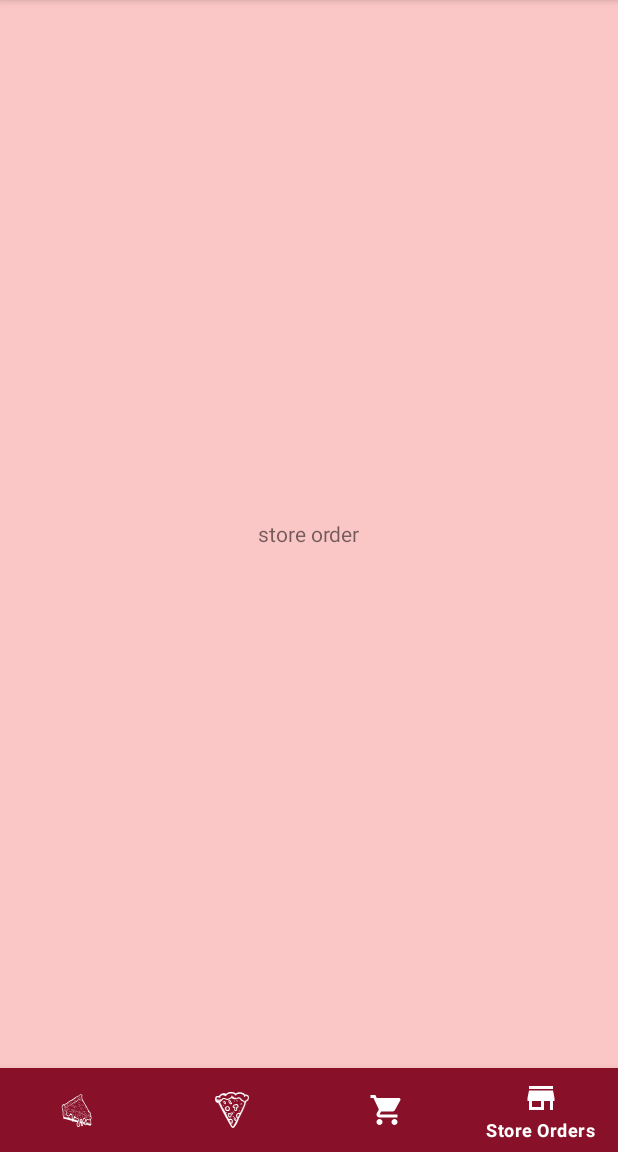
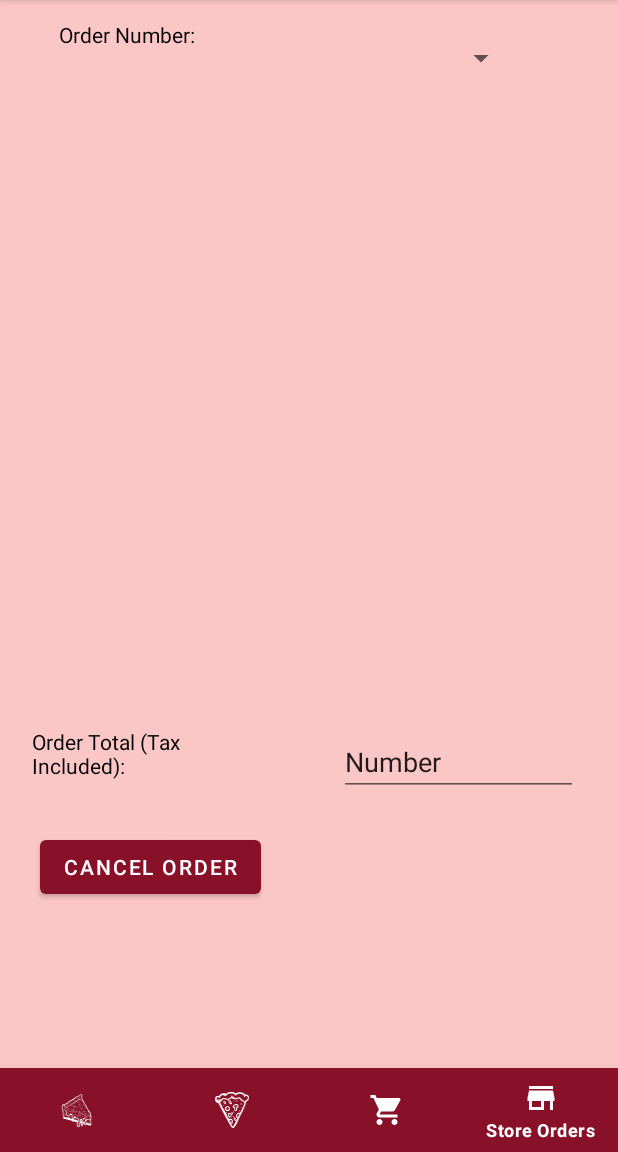
Before and after one commit to SiddhP2003/Hungry-Hungry-Pizza-Project5, an Android app: the screen it shows after launch (MainActivity), item 4 of the bottom bar chosen, on a phone screen of 412 x 824 dp, the part 84-1236 px from its top. Run offline under Robolectric (Android 15) with nearby library versions, the phone set to English and light mode, and no system bars; our stand-ins replace navigation-ui.

Commit message:
StoreOrders

```diff
--- a/app/src/main/java/com/example/project5/MainActivity.java
+++ b/app/src/main/java/com/example/project5/MainActivity.java
@@ -15,6 +15,8 @@ import androidx.navigation.ui.NavigationUI;
 import com.example.project5.databinding.ActivityMainBinding;
 import com.google.android.material.navigation.NavigationBarView;
 
+import java.util.ArrayList;
+
 public class MainActivity extends AppCompatActivity {
 
     //private ActivityMainBinding binding;
@@ -23,9 +25,10 @@ public class MainActivity extends AppCompatActivity {
     public static NewYorkStyle newYorkStyle = new NewYorkStyle();
     public static CurrentOrder currentOrder = new CurrentOrder();
     public static StoreOrders storeOrders = new StoreOrders();
-    private int currentOrderNumber = 1;
+    public static int currentOrderNumber = 1;
     public static Order order = new Order();
     public static StoreOrder allOrders = new StoreOrder();
+    public static ArrayList<String> orderNumbers = new ArrayList<>();
     @Override
     protected void onCreate(Bundle savedInstanceState) {
         super.onCreate(savedInstanceState);
@@ -61,12 +64,6 @@ public class MainActivity extends AppCompatActivity {
 
     }
 
-    public void newOrder(){
-        currentOrderNumber++;
-        order = new Order();
-        order.setOrderNumber(currentOrderNumber);
-    }
-
     public int getOrderNumber(){
         return currentOrderNumber;
     }
--- /dev/null
+++ b/app/src/main/java/com/example/project5/StoreOrderRecyclerViewAdapter.java
@@ -0,0 +1,70 @@
+package com.example.project5;
+
+import android.content.Context;
+import android.view.LayoutInflater;
+import android.view.View;
+import android.view.ViewGroup;
+import android.widget.TextView;
+
+import androidx.annotation.NonNull;
+import androidx.recyclerview.widget.RecyclerView;
+
+import java.util.ArrayList;
+
+public class StoreOrderRecyclerViewAdapter extends RecyclerView.Adapter<StoreOrderRecyclerViewAdapter.MyViewHolder>{
+
+    Context context;
+    ArrayList<CurrentOrderModel> currentOrderModels;
+    public StoreOrderRecyclerViewAdapter(Context context, ArrayList<CurrentOrderModel> currentOrderModels) {
+        this.context = context;
+        this.currentOrderModels = currentOrderModels;
+    }
+
+    @NonNull
+    @Override
+    public StoreOrderRecyclerViewAdapter.MyViewHolder onCreateViewHolder(@NonNull ViewGroup parent, int viewType) {
+        LayoutInflater inflater = LayoutInflater.from(context);
+        View view = inflater.inflate(R.layout.current_order_recycler_row,parent,false);
+        return new StoreOrderRecyclerViewAdapter.MyViewHolder(view,this);
+    }
+
+    @Override
+    public void onBindViewHolder(@NonNull StoreOrderRecyclerViewAdapter.MyViewHolder holder, int position) {
+        holder.flavorTextView.setText(currentOrderModels.get(position).getFlavor());
+        holder.styleAndCrustTextView.setText(currentOrderModels.get(position).getStyleAndCrust());
+        holder.toppingsTextView.setText(currentOrderModels.get(position).getToppings());
+        holder.sizeTextView.setText(currentOrderModels.get(position).getSize());
+        holder.priceTextView.setText(currentOrderModels.get(position).getPrice());
+    }
+
+    @Override
+    public int getItemCount() {
+        return currentOrderModels.size();
+    }
+
+    public static class MyViewHolder extends RecyclerView.ViewHolder{
+        StoreOrderRecyclerViewAdapter helperAdapter;
+        TextView flavorTextView;
+        TextView styleAndCrustTextView;
+        TextView toppingsTextView;
+        TextView sizeTextView;
+        TextView priceTextView;
+        public MyViewHolder(@NonNull View itemView, StoreOrderRecyclerViewAdapter helperAdapter ) {
+            super(itemView);
+            flavorTextView = itemView.findViewById(R.id.flavorTextView);
+            styleAndCrustTextView = itemView.findViewById(R.id.styleAndCrustTextView);
+            toppingsTextView = itemView.findViewById(R.id.toppingsTextView);
+            sizeTextView = itemView.findViewById(R.id.sizeTextView);
+            priceTextView = itemView.findViewById(R.id.priceTextView);
+            itemView.findViewById(R.id.currentOrderRemoveButton).setVisibility(View.INVISIBLE);
+            itemView.findViewById(R.id.currentOrderRemoveButton).setClickable(false);
+                    //setOnClickListener(view -> {
+//                helperAdapter.currentOrderModels.remove(getAdapterPosition());
+//                MainActivity.order.getPizzas().remove(getAdapterPosition());
+//                MainActivity.currentOrder.updateCurrentPrice();
+//                helperAdapter.notifyItemRemoved(getAdapterPosition());
+//            });
+        }
+
+    }
+}
--- a/app/src/main/java/com/example/project5/StoreOrders.java
+++ b/app/src/main/java/com/example/project5/StoreOrders.java
@@ -3,62 +3,162 @@ package com.example.project5;
 import android.os.Bundle;
 
 import androidx.fragment.app.Fragment;
+import androidx.recyclerview.widget.LinearLayoutManager;
+import androidx.recyclerview.widget.RecyclerView;
 
 import android.view.LayoutInflater;
 import android.view.View;
 import android.view.ViewGroup;
+import android.widget.AdapterView;
+import android.widget.ArrayAdapter;
+import android.widget.Button;
+import android.widget.EditText;
+import android.widget.Spinner;
+
+import java.text.DecimalFormat;
+import java.util.ArrayList;
 
 /**
  * A simple {@link Fragment} subclass.
  * Use the {@link StoreOrders#newInstance} factory method to
  * create an instance of this fragment.
  */
-public class StoreOrders extends Fragment {
-
-//    // TODO: Rename parameter arguments, choose names that match
-//    // the fragment initialization parameters, e.g. ARG_ITEM_NUMBER
-//    private static final String ARG_PARAM1 = "param1";
-//    private static final String ARG_PARAM2 = "param2";
-//
-//    // TODO: Rename and change types of parameters
-//    private String mParam1;
-//    private String mParam2;
-//
-//    public StoreOrders() {
-//        // Required empty public constructor
-//    }
-//
-//    /**
-//     * Use this factory method to create a new instance of
-//     * this fragment using the provided parameters.
-//     *
-//     * @param param1 Parameter 1.
-//     * @param param2 Parameter 2.
-//     * @return A new instance of fragment StoreOrders.
-//     */
-//    // TODO: Rename and change types and number of parameters
-//    public static StoreOrders newInstance(String param1, String param2) {
-//        StoreOrders fragment = new StoreOrders();
-//        Bundle args = new Bundle();
-//        args.putString(ARG_PARAM1, param1);
-//        args.putString(ARG_PARAM2, param2);
-//        fragment.setArguments(args);
-//        return fragment;
-//    }
-//
-//    @Override
-//    public void onCreate(Bundle savedInstanceState) {
-//        super.onCreate(savedInstanceState);
-//        if (getArguments() != null) {
-//            mParam1 = getArguments().getString(ARG_PARAM1);
-//            mParam2 = getArguments().getString(ARG_PARAM2);
-//        }
-//    }
+public class StoreOrders extends Fragment implements AdapterView.OnItemSelectedListener, View.OnClickListener {
+    Spinner storeOrderSpinner;
+    RecyclerView storeOrderRecyclerView;
+    EditText storeOrderOrderTotal;
+    Button cancelOrderButton;
+    ArrayAdapter<String> storeOrderAdapter;
+    StoreOrderRecyclerViewAdapter storeOrderRecyclerAdapter;
+    ArrayList<CurrentOrderModel> storeOrderModels = new ArrayList<>();
+    private final DecimalFormat format = new DecimalFormat("#.##");
 
     @Override
     public View onCreateView(LayoutInflater inflater, ViewGroup container,
                              Bundle savedInstanceState) {
-        // Inflate the layout for this fragment
-        return inflater.inflate(R.layout.fragment_store_orders, container, false);
+        super.onCreate(savedInstanceState);
+        View view = inflater.inflate(R.layout.fragment_store_orders, container, false);
+        storeOrderSpinner = view.findViewById(R.id.storeOrderSpinner);
+        storeOrderAdapter = new ArrayAdapter<String>(this.getActivity(), androidx.appcompat.R.layout.support_simple_spinner_dropdown_item, MainActivity.orderNumbers);
+        storeOrderRecyclerView = view.findViewById(R.id.storeOrderRecyclerView);
+        storeOrderOrderTotal = view.findViewById(R.id.storeOrderOrderTotal);
+        cancelOrderButton = view.findViewById(R.id.cancelOrderButton);
+        if(MainActivity.orderNumbers.size() > 0) {
+            storeOrderModels.clear();
+            setUpStoreOrderModels(new Integer(MainActivity.orderNumbers.get(0)));
+           // storeOrderOrderTotal.setText("$"+format.format(getSpecificOrder(Integer.valueOf(MainActivity.orderNumbers.get(0))).getOrderTotal()));
+        }
+       storeOrderRecyclerAdapter = new StoreOrderRecyclerViewAdapter(this.getActivity(),storeOrderModels);
+        storeOrderRecyclerView.setAdapter(storeOrderRecyclerAdapter);
+        storeOrderRecyclerView.setLayoutManager(new LinearLayoutManager(this.getActivity()));
+        storeOrderSpinner.setOnItemSelectedListener(this);
+        storeOrderSpinner.setAdapter(storeOrderAdapter);
+        cancelOrderButton.setOnClickListener(this);
+        return view;
+    }
+
+    @Override
+    public void onClick(View view) {
+        if(MainActivity.orderNumbers.size() > 0) {
+            cancelOrder();
+        }
+    }
+
+    @Override
+    public void onResume(){
+       if(MainActivity.orderNumbers.size() > 0) {
+            setOrderTotalText();
+        }
+        super.onResume();
+
+    }
+
+    @Override
+    public void onItemSelected(AdapterView<?> adapterView, View view, int i, long l) {
+            storeOrderModels.clear();
+     //   storeOrderRecyclerAdapter.notifyAll();
+//        for(int i = 0; i < MainActivity.order.getPizzas().size(); i++){
+//            currentOrderAdapter.currentOrderModels.remove(0);
+//            currentOrderAdapter.notifyItemRemoved(0);
+//        }
+        setUpStoreOrderModels(Integer.valueOf(storeOrderSpinner.getSelectedItem().toString()));
+        storeOrderRecyclerAdapter.notifyDataSetChanged();
+        setOrderTotalText();
+       // storeOrderModels.notifyAll();
+    }
+
+    public void setOrderTotalText(){
+        storeOrderOrderTotal.setText("$"+format.format(getSpecificOrder(Integer.valueOf(storeOrderSpinner.getSelectedItem().toString())).getOrderTotal()));
+    }
+
+    @Override
+    public void onNothingSelected(AdapterView<?> adapterView) {
+        storeOrderOrderTotal.setText("");
+    }
+
+    public Order getSpecificOrder(int orderNumber){
+        for(int i =0; i <MainActivity.allOrders.getOrders().size(); i++){
+            if(MainActivity.allOrders.getOrders().get(i).getNumber() == orderNumber){
+                return MainActivity.allOrders.getOrders().get(i);
+            }
+        }
+        return null;
+    }
+
+    public void removeSpecificOrder(int orderNumber){
+        for(int i =0; i < MainActivity.allOrders.getOrders().size(); i++){
+            if(MainActivity.allOrders.getOrders().get(i).getNumber() == orderNumber){
+                MainActivity.allOrders.getOrders().remove(MainActivity.allOrders.getOrders().get(i));
+            }
+        }
+    }
+
+    public void cancelOrder(){
+        DecimalFormat format = new DecimalFormat("#.##");
+        int orderNumber = Integer.parseInt(storeOrderSpinner.getSelectedItem().toString());
+        //MainActivity.orderNumbers.remove(storeOrderSpinner.getSelectedItem().toString());
+        storeOrderAdapter.remove(storeOrderSpinner.getSelectedItem().toString());
+        storeOrderSpinner.setAdapter(storeOrderAdapter);
+        storeOrderModels.clear();
+        storeOrderRecyclerAdapter.notifyDataSetChanged();
+        if(MainActivity.orderNumbers.size() > 0) {
+            setUpStoreOrderModels(Integer.valueOf(storeOrderSpinner.getSelectedItem().toString()));
+            storeOrderRecyclerAdapter.notifyDataSetChanged();
+            setOrderTotalText();
+        }
+        else{
+            storeOrderOrderTotal.setText("");
+        }
+        //orderNumberComboBox.getItems().remove(orderNumberComboBox.getSelectionModel().getSelectedItem());
+        //ordersListView.getItems().clear();
+        removeSpecificOrder(orderNumber);
+
+      //  orderTotalTextField.setText("");
+    }
+
+
+    private void setUpStoreOrderModels(int orderNumber){
+//        if(currentOrderAdapter.currentOrderModels.size() != MainActivity.order.getPizzas().size() && currentOrderAdapter.currentOrderModels.size() != 0) {
+
+        Order selectedOrder = getSpecificOrder(orderNumber);
+        for (int i = 0; i < selectedOrder.getPizzas().size(); i++) {
+            String flavor = selectedOrder.getPizzas().get(i).getFlavor();
+            String style = "";
+            String styleAndCrust;
+            String toppings = "";
+            String size;
+            String price;
+            style = selectedOrder.getPizzas().get(i).getStyle();
+            styleAndCrust = "(" + style +
+                    " - " + selectedOrder.getPizzas().get(i).getCrust() + ")";
+            for (int j = 0; j < selectedOrder.getPizzas().get(i).getToppings().size(); j++) {
+                toppings = toppings.concat(selectedOrder.getPizzas().get(i).getToppings().get(j) + ", ");
+            }
+            size = selectedOrder.getPizzas().get(i).getSize().name();
+            price = "$" + format.format(selectedOrder.getPizzas().get(i).price());
+            storeOrderModels.add(new CurrentOrderModel(flavor, styleAndCrust, toppings, size, price));
+
+        }
+        //    }
     }
 }
--- a/app/src/main/res/layout/fragment_store_orders.xml
+++ b/app/src/main/res/layout/fragment_store_orders.xml
@@ -1,5 +1,6 @@
 <?xml version="1.0" encoding="utf-8"?>
 <RelativeLayout xmlns:android="http://schemas.android.com/apk/res/android"
+    xmlns:app="http://schemas.android.com/apk/res-auto"
     xmlns:tools="http://schemas.android.com/tools"
     android:layout_width="match_parent"
     android:layout_height="match_parent"
@@ -7,10 +8,92 @@
     tools:context=".StoreOrders">
 
     <!-- TODO: Update blank fragment layout -->
-    <TextView
-        android:layout_width="wrap_content"
-        android:layout_height="wrap_content"
-        android:layout_centerInParent="true"
-        android:text="store order" />
+    <androidx.constraintlayout.widget.ConstraintLayout
+        android:layout_width="match_parent"
+        android:layout_height="match_parent">
+
+        <TextView
+            android:id="@+id/storeOrderOrderNumberHeader"
+            android:layout_width="143dp"
+            android:layout_height="31dp"
+            android:layout_marginStart="26dp"
+            android:layout_marginTop="28dp"
+            android:layout_marginBottom="20dp"
+            android:text="@string/AllOrderNumber"
+            android:textColor="@color/black"
+            app:layout_constraintBottom_toTopOf="@+id/storeOrderRecyclerView"
+            app:layout_constraintEnd_toStartOf="@+id/storeOrderSpinner"
+            app:layout_constraintStart_toStartOf="parent"
+            app:layout_constraintTop_toTopOf="parent" />
+
+        <Spinner
+            android:id="@+id/storeOrderSpinner"
+            android:layout_width="149dp"
+            android:layout_height="30dp"
+            android:layout_marginTop="24dp"
+            android:layout_marginEnd="54dp"
+            android:layout_marginBottom="31dp"
+            app:layout_constraintBottom_toTopOf="@+id/storeOrderRecyclerView"
+            app:layout_constraintEnd_toEndOf="parent"
+            app:layout_constraintStart_toEndOf="@+id/storeOrderOrderNumberHeader"
+            app:layout_constraintTop_toTopOf="parent"
+            app:layout_constraintVertical_bias="0.0" />
+
+        <androidx.recyclerview.widget.RecyclerView
+            android:id="@+id/storeOrderRecyclerView"
+            android:layout_width="413dp"
+            android:layout_height="352dp"
+            android:layout_marginStart="1dp"
+            android:layout_marginTop="20dp"
+            android:layout_marginBottom="50dp"
+            app:layout_constraintBottom_toTopOf="@+id/storeOrderOrderTotal"
+            app:layout_constraintEnd_toEndOf="parent"
+            app:layout_constraintStart_toStartOf="parent"
+            app:layout_constraintTop_toBottomOf="@+id/storeOrderOrderNumberHeader" />
+
+        <TextView
+            android:id="@+id/storeOrderOrderTotalHeader"
+            android:layout_width="155dp"
+            android:layout_height="42dp"
+            android:layout_marginStart="26dp"
+            android:layout_marginTop="40dp"
+            android:layout_marginEnd="39dp"
+            android:layout_marginBottom="20dp"
+            android:text="@string/AllOrderTotal"
+            android:textColor="@color/black"
+            app:layout_constraintBottom_toTopOf="@+id/cancelOrderButton"
+            app:layout_constraintEnd_toStartOf="@+id/storeOrderOrderTotal"
+            app:layout_constraintStart_toStartOf="parent"
+            app:layout_constraintTop_toBottomOf="@+id/storeOrderRecyclerView" />
+
+        <EditText
+            android:id="@+id/storeOrderOrderTotal"
+            android:layout_width="159dp"
+            android:layout_height="44dp"
+            android:layout_marginStart="10dp"
+            android:layout_marginEnd="32dp"
+            android:layout_marginBottom="196dp"
+            android:ems="10"
+            android:inputType="textPersonName"
+            android:text="@string/StoreOrderNumber"
+            app:layout_constraintBottom_toBottomOf="parent"
+            app:layout_constraintEnd_toEndOf="parent"
+            app:layout_constraintStart_toEndOf="@+id/storeOrderOrderTotalHeader"
+            app:layout_constraintTop_toBottomOf="@+id/storeOrderRecyclerView" />
+
+        <Button
+            android:id="@+id/cancelOrderButton"
+            android:layout_width="wrap_content"
+            android:layout_height="wrap_content"
+            android:layout_marginStart="26dp"
+            android:layout_marginEnd="237dp"
+            android:layout_marginBottom="102dp"
+            android:text="@string/CancelOrder"
+            app:layout_constraintBottom_toBottomOf="parent"
+            app:layout_constraintEnd_toEndOf="parent"
+            app:layout_constraintStart_toStartOf="parent"
+            app:layout_constraintTop_toBottomOf="@+id/storeOrderOrderTotalHeader" />
+
+    </androidx.constraintlayout.widget.ConstraintLayout>
 
 </RelativeLayout>
--- a/app/src/main/res/values/strings.xml
+++ b/app/src/main/res/values/strings.xml
@@ -31,5 +31,9 @@
     <string name="PizzaSize">Size</string>
     <string name="PizzaPrice">Price</string>
     <string name="Remove">Remove</string>
+    <string name="AllOrderNumber">Order Number:</string>
+    <string name="AllOrderTotal">Order Total (Tax Included):</string>
+    <string name="StoreOrderNumber">Number</string>
+    <string name="CancelOrder">Cancel Order</string>
 
 </resources>
```
Also changed, not shown: app/src/main/java/com/example/project5/CurrentOrder.java (+30 -0 lines).
